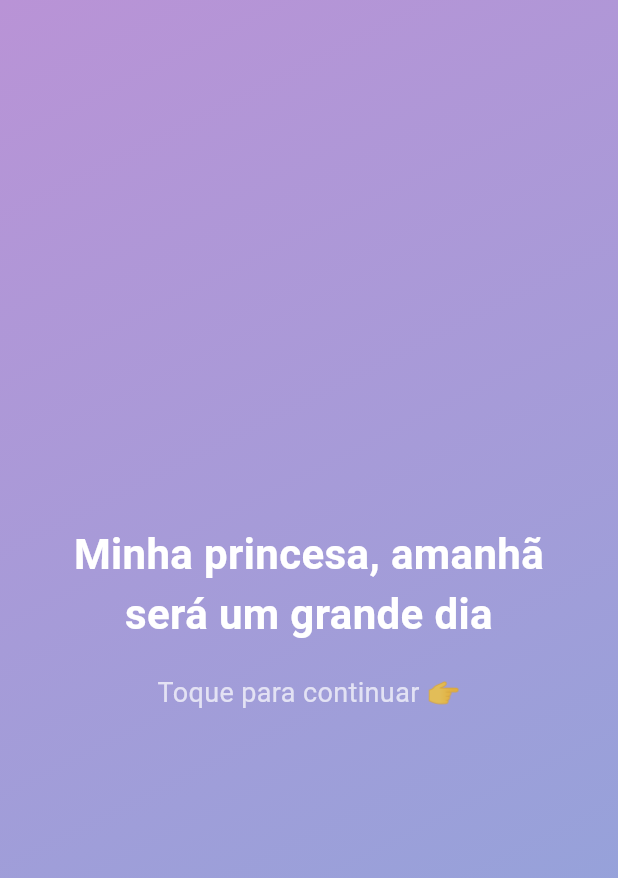
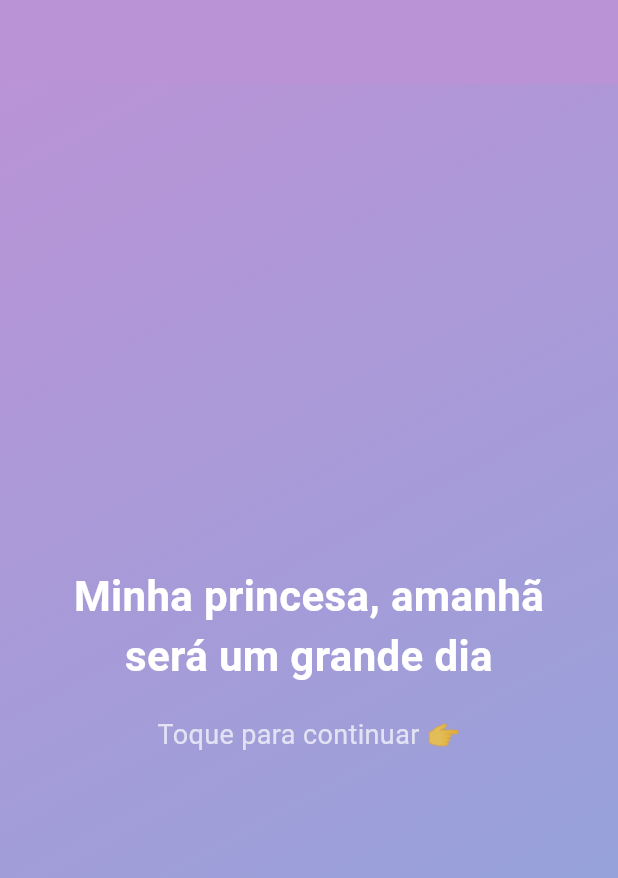
Before and after one commit to gabrielviannadev/boa_prova_princesa, a Flutter app: the screen it shows after launch, on a phone screen of 412 x 824 dp. Shown: the top 878 px of the screen. Run offline on Flutter 3.47's test engine with Material 3 defaults, Android fonts, the phone set to English and light mode, and no system bars; our stand-ins replace assets_audio_player, audioplayers.

Commit message:
first commit

```diff
--- a/lib/main.dart
+++ b/lib/main.dart
@@ -50,7 +50,11 @@ class _MotivationScreenState extends State<MotivationScreen> {
     },
     {
       'text': 'Te amo princesa ❤️',
-      'colors': [Color.fromARGB(255, 255, 54, 61), Color.fromARGB(255, 255, 111, 72)]
+      'colors': [const Color(0xFFFF9A9E), const Color(0xFFFAD0C4)]
+    },
+    {
+      'text': '🎵❤️',
+      'colors': [const Color.fromARGB(255, 36, 36, 36), const Color.fromARGB(255, 45, 0, 168)]
     },
   ];
 
@@ -59,9 +63,6 @@ class _MotivationScreenState extends State<MotivationScreen> {
       setState(() {
         _currentPage++;
       });
-      if (_currentPage == _messages.length - 1 && !_hasPlayedMusic) {
-        _playMusic();
-      }
     }
   }
 
@@ -85,6 +86,9 @@ class _MotivationScreenState extends State<MotivationScreen> {
   @override
   Widget build(BuildContext context) {
     return Scaffold(
+      appBar: AppBar(
+        backgroundColor: _messages[_currentPage]['colors'][0],
+      ),
       body: GestureDetector(
         onTap: _nextPage,
         child: AnimatedContainer(
@@ -118,6 +122,11 @@ class _MotivationScreenState extends State<MotivationScreen> {
                         : '',
                     style: const TextStyle(fontSize: 18, color: Colors.white70),
                   ),
+                  if(_currentPage == _messages.length - 1) ...[
+                    ElevatedButton(onPressed: () {
+                      _playMusic();
+                    }, child: const Text('Ouvir agora'))
+                  ]
                 ],
               ),
             ),
```
